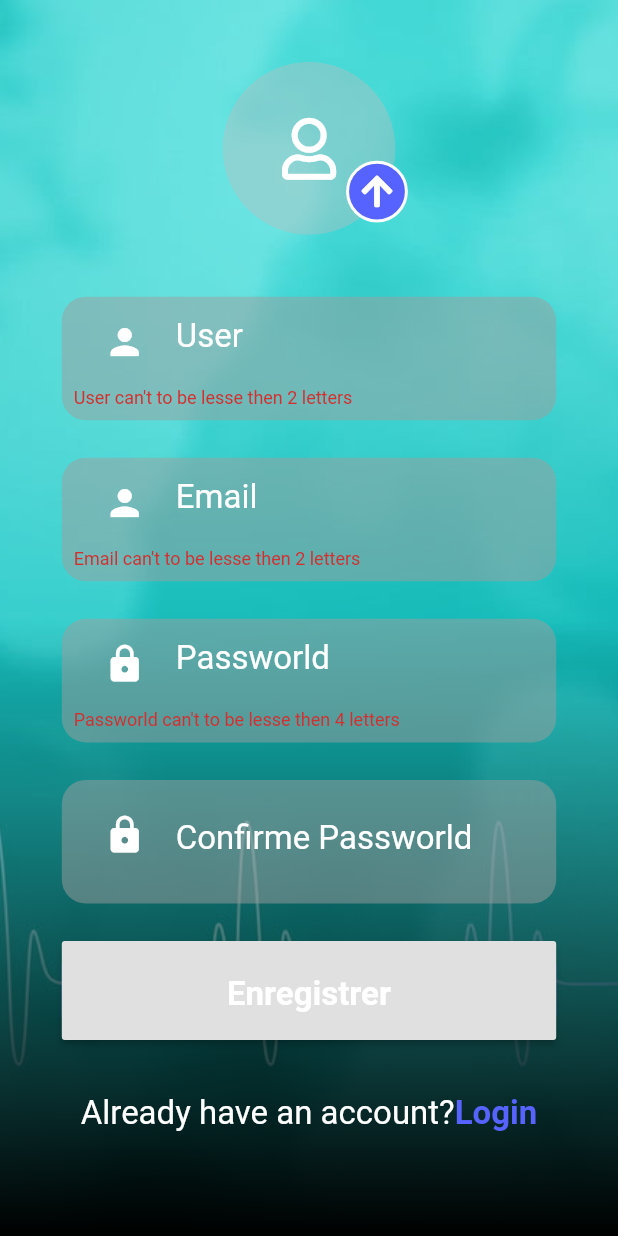
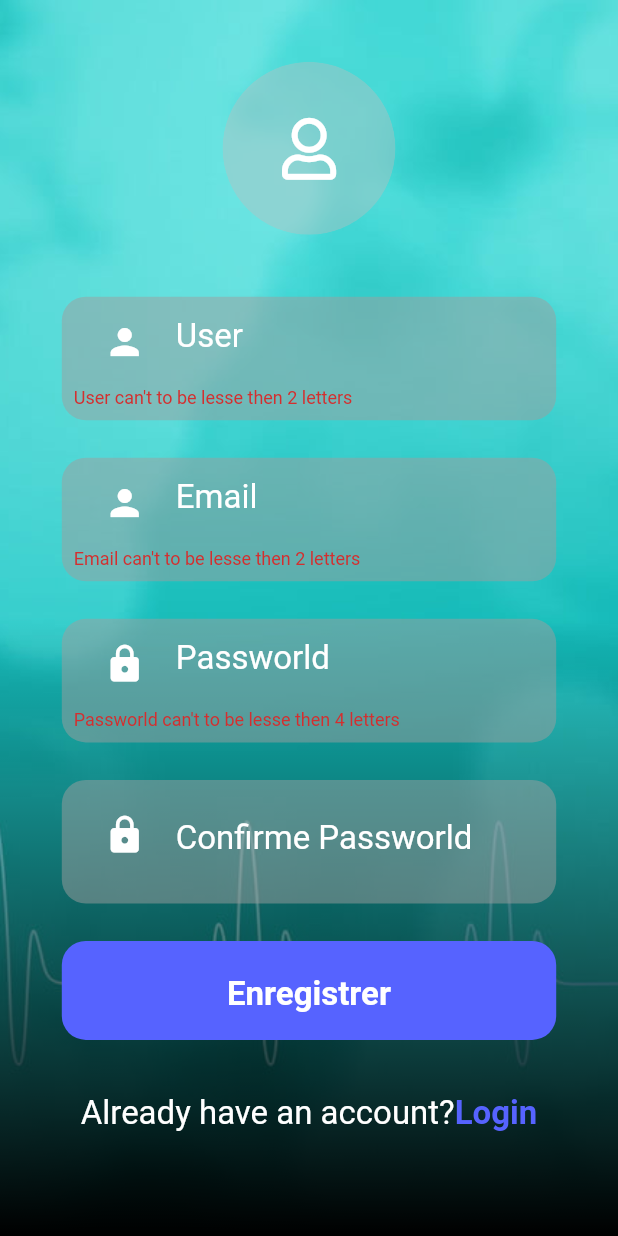
Before and after one commit to aithmaimer/healthyApp, a Flutter app: the CreateNewAccount screen opened by its route, after a tap on "Enregistrer", on a phone screen of 412 x 824 dp. Run offline on Flutter 3.47's test engine with Material 2 defaults, Android fonts, the phone set to English and light mode, and no system bars; our stand-ins replace firebase_auth, firebase_core, font_awesome_flutter, rflutter_alert; accounts and stored records are empty.

Commit message:
passwd v

```diff
--- a/lib/authentification/singup.dart
+++ b/lib/authentification/singup.dart
@@ -27,14 +27,14 @@ class CreateNewAccount extends StatelessWidget {
           if (e.code == 'weak-password') {
             Alert(context: context, title: "The password provided is too weak.")
                 .show();
-            print("The password provided is too weak.");
+
           } else if (e.code == 'email-already-in-use') {
             Alert(
                     context: context,
                     title: "The account already exists for that email.")
                 .show();
 
-            print("The account already exists for that email.");
+
           }
         } catch (e) {
           print(e);
@@ -79,23 +79,7 @@ class CreateNewAccount extends StatelessWidget {
                                 ),
                               ),
                             ),
-                            Positioned(
-                              top: size.height * 0.08,
-                              left: size.width * 0.56,
-                              child: Container(
-                                height: size.width * 0.1,
-                                width: size.width * 0.1,
-                                decoration: BoxDecoration(
-                                  color: kBlue,
-                                  shape: BoxShape.circle,
-                                  border: Border.all(color: kWhite, width: 2),
-                                ),
-                                child: Icon(
-                                  FontAwesomeIcons.arrowUp,
-                                  color: kWhite,
-                                ),
-                              ),
-                            )
+
                           ],
                         ),
                         SizedBox(
@@ -282,7 +266,7 @@ class CreateNewAccount extends StatelessWidget {
                                 borderRadius: BorderRadius.circular(16),
                                 color: kBlue,
                               ),
-                              child: RaisedButton(
+                              child: FlatButton(
                                 onPressed: () async {
                                   UserCredential response = await signUp();
                                   print("===================");
```
